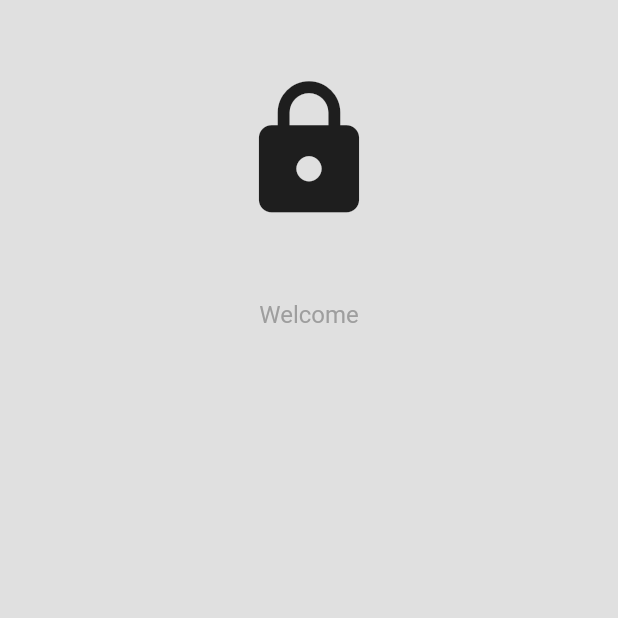
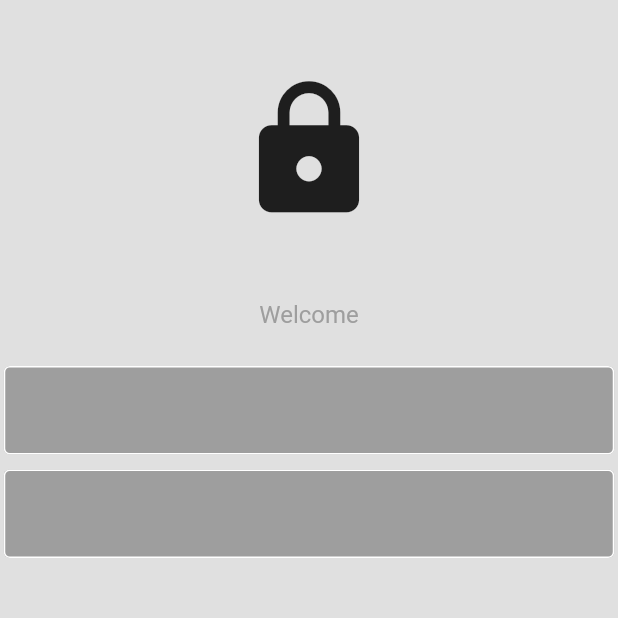
Before and after one commit to jackson05/mobile-training, a Flutter app: the screen it shows after launch, on a phone screen of 412 x 824 dp, the top half of it. Run offline on Flutter 3.47's test engine with Material 2 defaults, Android fonts, the phone set to English and light mode, and no system bars.

Commit message:
login page customized

```diff
--- a/lib/user/login/login.dart
+++ b/lib/user/login/login.dart
@@ -1,4 +1,5 @@
 import 'package:flutter/material.dart';
+import 'package:minder/user/login/loginField.dart';
 
 class Login extends StatelessWidget{
   const Login({super.key});
@@ -7,6 +8,7 @@ class Login extends StatelessWidget{
   Widget build(BuildContext context) {
 
     return Scaffold(
+
       backgroundColor: Colors.grey[300],
       body: SafeArea (
         child: Center(
@@ -25,7 +27,9 @@ class Login extends StatelessWidget{
               ),
               SizedBox(height: 25,),
 
-
+              LoginField(),
+              SizedBox(height: 10,),
+              LoginField(),
 
 
             ],
```
